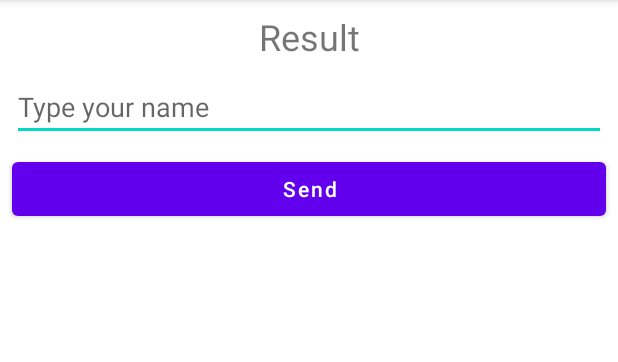
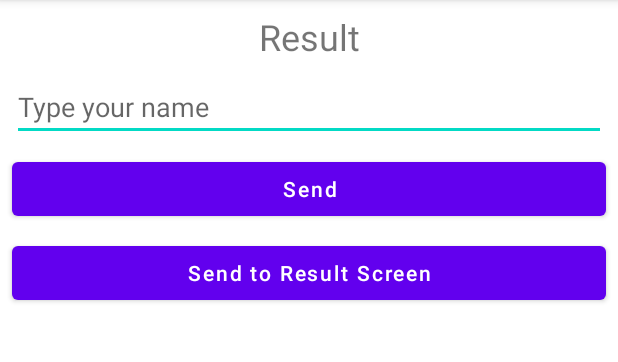
Before and after one commit to ph-gonzaga/android_live, an Android app: the MainActivity screen opened directly, with no data from a screen before it, on a phone screen of 412 x 824 dp, the part 84-446 px from its top. Run offline under Robolectric (Android 15) with nearby library versions, the phone set to English and light mode, and no system bars.

Commit message:
inclui envio de dados entre 2 activity

```diff
--- a/app/src/main/AndroidManifest.xml
+++ b/app/src/main/AndroidManifest.xml
@@ -9,6 +9,9 @@
         android:roundIcon="@mipmap/ic_launcher_round"
         android:supportsRtl="true"
         android:theme="@style/Theme.Live_Android">
+        <activity
+            android:name=".ResultActivity"
+            android:exported="false" />
         <activity
             android:name=".DrawerActivity"
             android:exported="true"
--- a/app/src/main/res/layout/activity_main.xml
+++ b/app/src/main/res/layout/activity_main.xml
@@ -45,4 +45,17 @@
         app:layout_constraintStart_toStartOf="parent"
         app:layout_constraintTop_toBottomOf="@+id/etNome" />
 
+    <Button
+        android:id="@+id/btEnviar2"
+        android:layout_width="0dp"
+        android:layout_height="wrap_content"
+        android:layout_marginStart="8dp"
+        android:layout_marginTop="8dp"
+        android:layout_marginEnd="8dp"
+        android:hint="@string/send_to_result_screen"
+        android:textColorHint="#FFFFFF"
+        app:layout_constraintEnd_toEndOf="parent"
+        app:layout_constraintStart_toStartOf="parent"
+        app:layout_constraintTop_toBottomOf="@+id/btEnviar" />
+
 </androidx.constraintlayout.widget.ConstraintLayout>
--- a/app/src/main/res/values/strings.xml
+++ b/app/src/main/res/values/strings.xml
@@ -15,4 +15,5 @@
     <string name="menu_home">Home</string>
     <string name="menu_gallery">Gallery</string>
     <string name="menu_slideshow">Slideshow</string>
+    <string name="send_to_result_screen">Send to Result Screen</string>
 </resources>
```
Also changed, not shown: app/src/main/java/br/senac/live_android/MainActivity.kt (+14 -0 lines), app/src/main/java/br/senac/live_android/ResultActivity.kt (added, +18 -0 lines), app/src/main/res/layout/activity_result.xml (added, +19 -0 lines), 1 other file.
